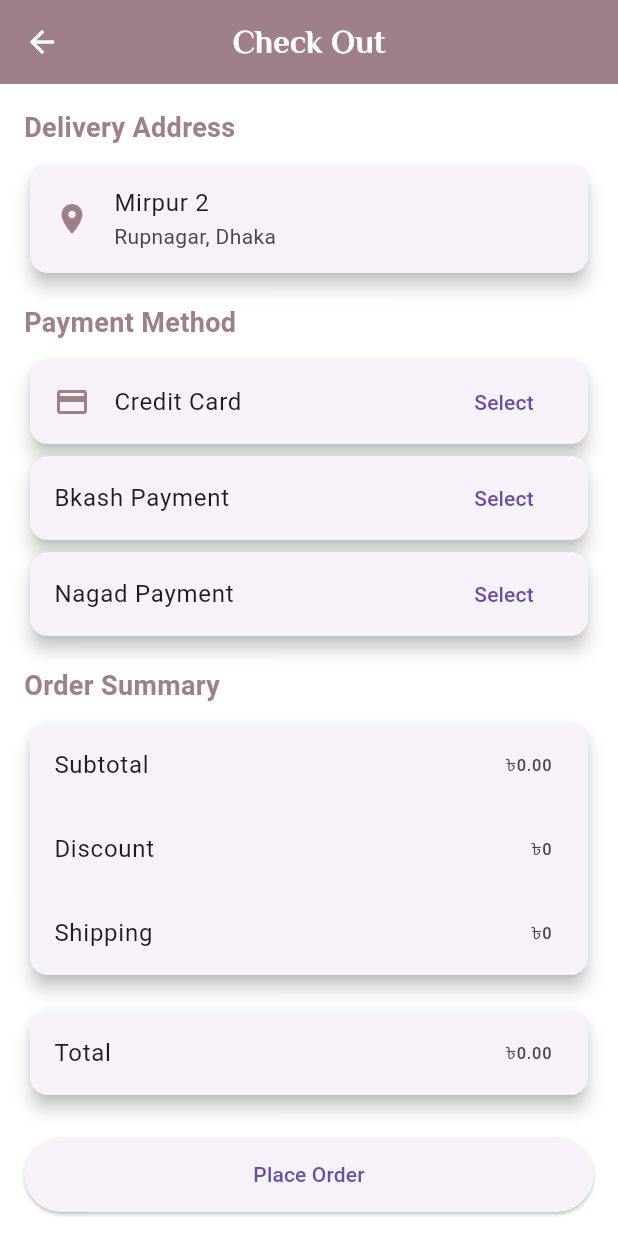
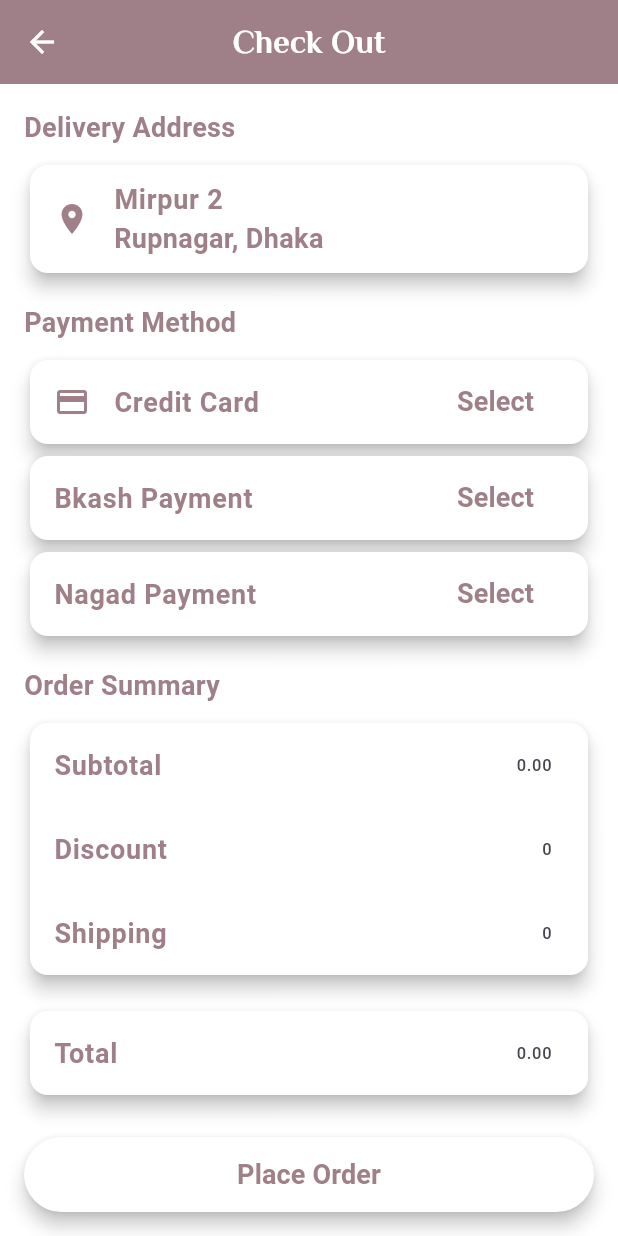
Before and after one commit to Medha1824/Loopwear, a Flutter app: the CheckoutScreen screen opened directly, on a phone screen of 412 x 824 dp. Run offline on Flutter 3.47's test engine with Material 3 defaults, Android fonts, the light colour scheme and no system bars; our stand-ins replace cloud_firestore, firebase_auth, firebase_core, get, get_storage; accounts and stored records are empty.

Commit message:
color_change

```diff
--- a/lib/Order_history.dart
+++ b/lib/Order_history.dart
@@ -10,6 +10,7 @@ class OrderHistoryPage extends StatelessWidget {
     final uid = FirebaseAuth.instance.currentUser!.uid;
 
     return Scaffold(
+      backgroundColor: Colors.white,
       appBar: AppBar(
         backgroundColor: const Color(0xFF9F7F88),
         iconTheme: const IconThemeData(
@@ -50,11 +51,22 @@ class OrderHistoryPage extends StatelessWidget {
               final data = orders[index];
 
               return Card(
+                color: Colors.white,
                 margin: const EdgeInsets.all(10),
-                child: ExpansionTile(
-                  title: Text("Order ID: ${data['orderId']}"),
+                child: ListTile(
+                  title: Text("Order ID: ${data['orderId']}",
+                    style: TextStyle(
+                      color: Color(0xFF9F7F88),
+                      fontWeight: FontWeight.bold,
+                    ),
+                  ),
                   subtitle: Text(
-                      "Total: ${data['totalPrice']} | Items: ${data['totalItems']}"),
+                      "Total: ${data['totalPrice']} | Items: ${data['totalItems']}",
+                    style: TextStyle(
+                      color: Color(0xFF9F7F88),
+                      fontWeight: FontWeight.bold,
+                    ),
+                  ),
 
                 ),
               );
--- a/lib/checkout_screen.dart
+++ b/lib/checkout_screen.dart
@@ -124,11 +124,23 @@ class _CheckoutScreenState extends State<CheckoutScreen> {
             ),
             const SizedBox(height: 8),
             Card(
+              color: Colors.white,
               elevation: 5,
               child: ListTile(
                 leading: const Icon(Icons.location_on, color: Color(0xFF9F7F88)),
-                title: const Text('Mirpur 2'),
-                subtitle: const Text('Rupnagar, Dhaka'),
+                title: const Text('Mirpur 2',
+                    style: TextStyle(
+                    color: Color(0xFF9F7F88),
+                  fontSize: 18,
+                  fontWeight: FontWeight.bold),
+                ),
+                subtitle: const Text('Rupnagar, Dhaka',
+                  style: TextStyle(
+                      color: Color(0xFF9F7F88),
+                      fontSize: 18,
+                      fontWeight: FontWeight.bold),
+
+                ),
               ),
             ),
             const SizedBox(height: 16),
@@ -141,39 +153,73 @@ class _CheckoutScreenState extends State<CheckoutScreen> {
             ),
             const SizedBox(height: 8),
             Card(
+              color: Colors.white,
               elevation: 5,
               child: ListTile(
                 leading: const Icon(Icons.payment, color: Color(0xFF9F7F88)),
-                title: const Text('Credit Card'),
+                title: const Text('Credit Card',
+                    style: TextStyle(
+                    color: Color(0xFF9F7F88),
+                  fontSize: 18,
+                  fontWeight: FontWeight.bold),
+
+                ),
                 trailing: TextButton(
                   onPressed: () {
                     showPaymentBottomSheet(context, "Credit Card");
                   },
-                  child: const Text('Select'),
+                  child: const Text('Select',
+                    style: TextStyle(
+                        color: Color(0xFF9F7F88),
+                        fontSize: 18,
+                        fontWeight: FontWeight.bold),
+                  ),
                 ),
               ),
             ),
             Card(
+              color: Colors.white,
               elevation: 5,
               child: ListTile(
-                title: const Text('Bkash Payment'),
+                title: const Text('Bkash Payment',
+                  style: TextStyle(
+                      color: Color(0xFF9F7F88),
+                      fontSize: 18,
+                      fontWeight: FontWeight.bold),
+                ),
                 trailing: TextButton(
                   onPressed: () {
                     showPaymentBottomSheet(context, "Bkash");
                   },
-                  child: const Text('Select'),
+                  child: const Text('Select',
+                    style: TextStyle(
+                        color: Color(0xFF9F7F88),
+                        fontSize: 18,
+                        fontWeight: FontWeight.bold),
+                  ),
                 ),
               ),
             ),
             Card(
+              color: Colors.white,
               elevation: 5,
               child: ListTile(
-                title: const Text('Nagad Payment'),
+                title: const Text('Nagad Payment',
+                  style: TextStyle(
+                      color: Color(0xFF9F7F88),
+                      fontSize: 18,
+                      fontWeight: FontWeight.bold),
+                ),
                 trailing: TextButton(
                   onPressed: () {
                     showPaymentBottomSheet(context, "Nagad");
                   },
-                  child: const Text('Select'),
+                  child: const Text('Select',
+                    style: TextStyle(
+                        color: Color(0xFF9F7F88),
+                        fontSize: 18,
+                        fontWeight: FontWeight.bold),
+                  ),
                 ),
               ),
             ),
@@ -188,20 +234,36 @@ class _CheckoutScreenState extends State<CheckoutScreen> {
             const SizedBox(height: 8),
             Obx(
                   () => Card(
+                    color: Colors.white,
                 elevation: 5,
                 child: Column(
                   children: [
                     ListTile(
-                      title: const Text('Subtotal'),
-                      trailing: Text('৳${cartController.subtotal.toStringAsFixed(2)}'),
+                      title: const Text('Subtotal',
+                        style: TextStyle(
+                            color: Color(0xFF9F7F88),
+                            fontSize: 18,
+                            fontWeight: FontWeight.bold),
+                      ),
+                      trailing: Text('${cartController.subtotal.toStringAsFixed(2)}'),
                     ),
                     ListTile(
-                      title: const Text('Discount'),
-                      trailing: Text('৳$discount'),
+                      title: const Text('Discount',
+                        style: TextStyle(
+                            color: Color(0xFF9F7F88),
+                            fontSize: 18,
+                            fontWeight: FontWeight.bold),
+                      ),
+                      trailing: Text('$discount'),
                     ),
                     ListTile(
-                      title: const Text('Shipping'),
-                      trailing: Text('৳$shipping'),
+                      title: const Text('Shipping',
+                        style: TextStyle(
+                            color: Color(0xFF9F7F88),
+                            fontSize: 18,
+                            fontWeight: FontWeight.bold),
+                      ),
+                      trailing: Text('$shipping'),
                     ),
                   ],
                 ),
@@ -210,10 +272,16 @@ class _CheckoutScreenState extends State<CheckoutScreen> {
             const SizedBox(height: 16),
             Obx(
                   () => Card(
+                    color: Colors.white,
                 elevation: 5,
                 child: ListTile(
-                  title: const Text('Total'),
-                  trailing: Text('৳${(cartController.subtotal + discount + shipping).toStringAsFixed(2)}'),
+                  title: const Text('Total',
+                    style: TextStyle(
+                        color: Color(0xFF9F7F88),
+                        fontSize: 18,
+                        fontWeight: FontWeight.bold),
+                  ),
+                  trailing: Text('${(cartController.subtotal + discount + shipping).toStringAsFixed(2)}'),
                 ),
               ),
             ),
@@ -222,6 +290,10 @@ class _CheckoutScreenState extends State<CheckoutScreen> {
               width: double.infinity,
               height: 50,
               child: ElevatedButton(
+                style: ElevatedButton.styleFrom(
+                  backgroundColor: Colors.white,
+                  elevation: 5,
+                ),
                 onPressed: () {
                   cartController.placeOrder(context);
                   Navigator.push(
@@ -231,7 +303,12 @@ class _CheckoutScreenState extends State<CheckoutScreen> {
                     ),
                   );
                 },
-                child: const Text('Place Order'),
+                child: const Text('Place Order',
+                  style: TextStyle(
+                      color: Color(0xFF9F7F88),
+                      fontSize: 18,
+                      fontWeight: FontWeight.bold),
+                ),
               ),
             ),
           ],
```
Also changed, not shown: 1 other file.
